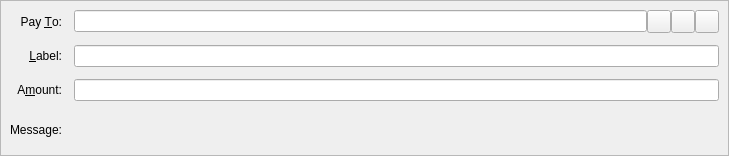
theohmproject/ohmcoin, file src/qt/forms/sendcoinsentry.ui: the form before one commit.
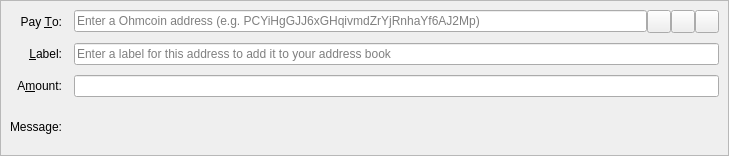
The form after the commit. Icons and pictures are not drawn. Custom widgets are drawn as their Qt base class.

What changed in the file:
```diff
--- a/src/qt/forms/sendcoinsentry.ui
+++ b/src/qt/forms/sendcoinsentry.ui
@@ -27,9 +27,12 @@
     <enum>QFrame::Sunken</enum>
    </property>
    <layout class="QGridLayout" name="gridLayout">
-    <property name="spacing">
+    <property name="horizontalSpacing">
      <number>12</number>
     </property>
+    <property name="verticalSpacing">
+     <number>10</number>
+    </property>
     <item row="0" column="0">
      <widget class="QLabel" name="payToLabel">
       <property name="text">
@@ -51,7 +54,13 @@
       <item>
        <widget class="QValidatedLineEdit" name="payTo">
         <property name="toolTip">
-         <string>The OHMC address to send the payment to</string>
+         <string>The Ohmcoin address to send the payment to</string>
+        </property>
+        <property name="inputMask">
+         <string/>
+        </property>
+        <property name="placeholderText">
+         <string>Enter a Ohmcoin address (e.g. PCYiHgGJJ6xGHqivmdZrYjRnhaYf6AJ2Mp)</string>
         </property>
        </widget>
       </item>
@@ -123,6 +132,12 @@
       <property name="toolTip">
        <string>Enter a label for this address to add it to the list of used addresses</string>
       </property>
+      <property name="inputMask">
+       <string/>
+      </property>
+      <property name="placeholderText">
+       <string>Enter a label for this address to add it to your address book</string>
+      </property>
      </widget>
     </item>
     <item row="2" column="0">
```
Left out of the diff: 21 changed lines with no effect on the pictures.
